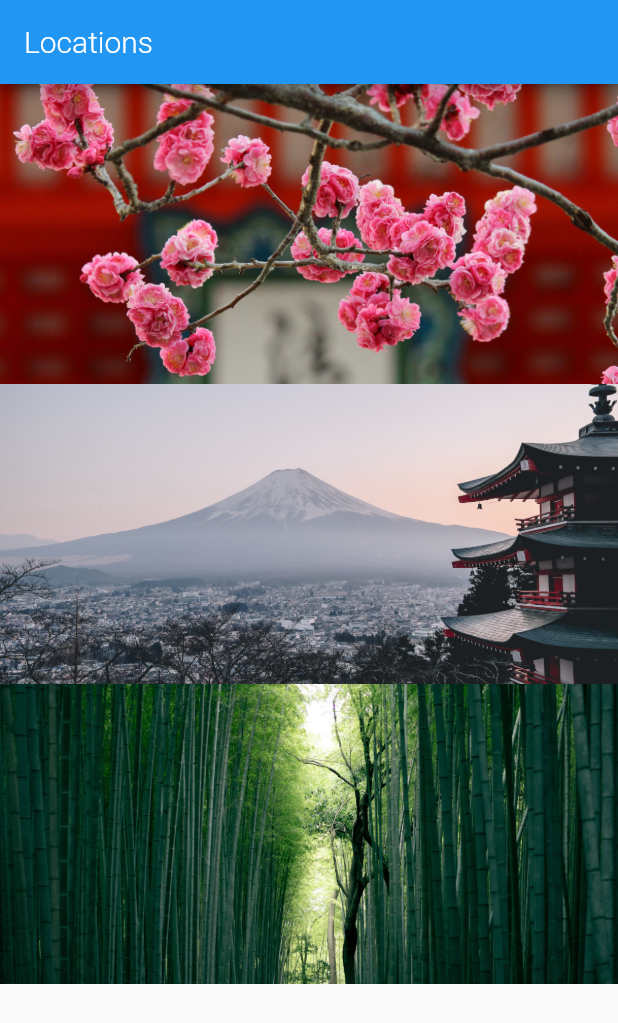
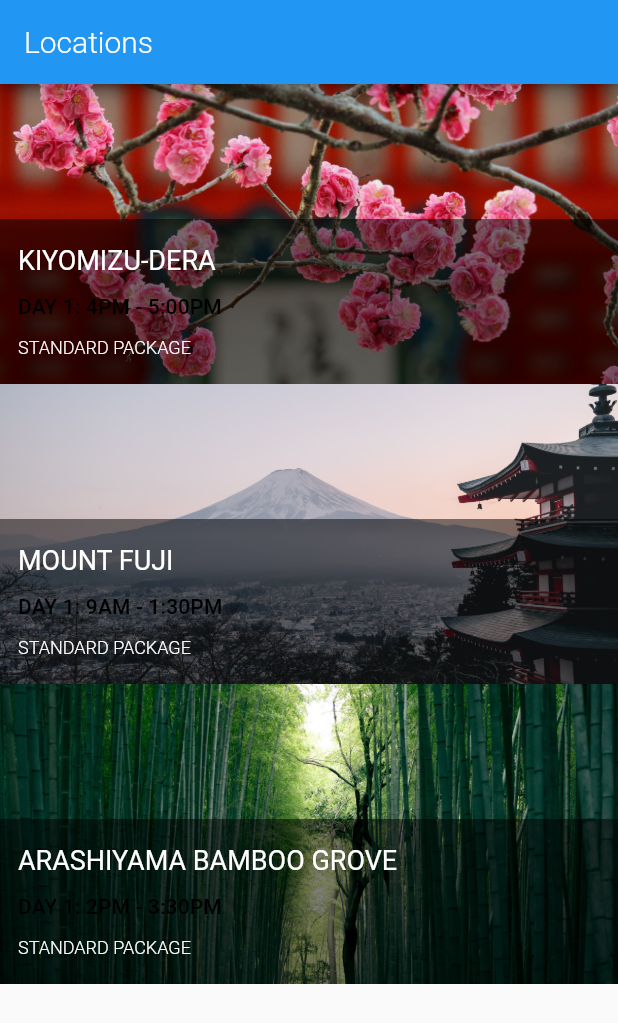
Before and after one commit to AshenOne98/beginner_app, a Flutter app: the screen it shows after launch, on a phone screen of 412 x 824 dp. Shown: the top 1023 px of the screen. Run offline on Flutter 3.47's test engine with Material 2 defaults, Android fonts, the phone set to English and light mode, and no system bars; Roboto replaces fonts that are missing (Montserrat).

Commit message:
edit location age and add tile overlay

```diff
--- a/lib/app.dart
+++ b/lib/app.dart
@@ -45,6 +45,7 @@ class App extends StatelessWidget {
           title: TitleTextStyle,
           // ignore: deprecated_member_use
           body1: Body1TextStyle,
+          caption: CaptionTextStyle,
         ));
   }
 }
--- a/lib/models/location.dart
+++ b/lib/models/location.dart
@@ -4,24 +4,52 @@ class Location {
   final int id;
   String name;
   String imagePath;
+  final String userItinerarySummary;
+  final String tourPackageName;
   final List<LocationFact> facts;
 
-  Location(this.id, this.name, this.imagePath, this.facts);
+  Location({
+    this.id,
+    this.name,
+    this.imagePath,
+    this.userItinerarySummary,
+    this.tourPackageName,
+    this.facts,
+  });
 
   static List<Location> fetchAll() {
     return [
-      Location(1, 'Kiyomizu-dera', 'assets/images/kiyomizu-dera.jpg', [
+      Location(
+          id: 1,
+          name: 'Kiyomizu-dera',
+          imagePath: 'assets/images/kiyomizu-dera.jpg',
+          userItinerarySummary: 'Day 1: 4PM - 5:00PM',
+          tourPackageName: 'Standard Package',
+          facts: [
             LocationFact('Summary',
                 'Kiyomizu-dera, officially Otowa-san Kiyomizu-dera, is an independent Buddhist temple in eastern Kyoto. The temple is part of the Historic Monuments of Ancient Kyoto UNESCO World Heritage site.'),
-        LocationFact('Architectural Style', 'Japanese Buddhist architecture.'),
+            LocationFact(
+                'Architectural Style', 'Japanese Buddhist architecture.'),
           ]),
-      Location(2, 'Mount Fuji', 'assets/images/fuji.jpg', [
+      Location(
+          id: 2,
+          name: 'Mount Fuji',
+          imagePath: 'assets/images/fuji.jpg',
+          userItinerarySummary: 'Day 1: 9AM - 1:30PM',
+          tourPackageName: 'Standard Package',
+          facts: [
             LocationFact('Summary',
                 'Japan’s Mt. Fuji is an active volcano about 100 kilometers southwest of Tokyo. Commonly called “Fuji-san,” it’s the country’s tallest peak, at 3,776 meters. A pilgrimage site for centuries, it’s considered one of Japan’s 3 sacred mountains, and summit hikes remain a popular activity. Its iconic profile is the subject of numerous works of art, notably Edo Period prints by Hokusai and Hiroshige.'),
             LocationFact('Did You Know',
                 'There are three cities that surround Mount Fuji: Gotemba, Fujiyoshida and Fujinomiya.'),
           ]),
-      Location(3, 'Arashiyama Bamboo Grove', 'assets/images/arashiyama.jpg', [
+      Location(
+          id: 3,
+          name: 'Arashiyama Bamboo Grove',
+          imagePath: 'assets/images/arashiyama.jpg',
+          userItinerarySummary: 'Day 1: 2PM - 3:30PM',
+          tourPackageName: 'Standard Package',
+          facts: [
             LocationFact('Summary',
                 'While we could go on about the ethereal glow and seemingly endless heights of this bamboo grove on the outskirts of Kyoto, the sight\'s pleasures extend beyond the visual realm.'),
             LocationFact('How to Get There',
--- a/lib/screens/location_detail/location_detail.dart
+++ b/lib/screens/location_detail/location_detail.dart
@@ -22,7 +22,7 @@ class LocationDetail extends StatelessWidget {
         mainAxisAlignment: MainAxisAlignment.start,
         crossAxisAlignment: CrossAxisAlignment.stretch,
         children: <Widget>[
-          ImageBanner(location.imagePath),
+          ImageBanner(assetPath: location.imagePath),
         ]..addAll(textSections(location)),
       ),
     );
--- a/lib/screens/locations/locations.dart
+++ b/lib/screens/locations/locations.dart
@@ -2,6 +2,7 @@ import 'package:flutter/material.dart';
 import 'package:beginner_app/app.dart';
 import 'package:beginner_app/models/location.dart';
 import 'package:beginner_app/widgets/image_banner.dart';
+import 'package:beginner_app/screens/locations/tile_overlay.dart';
 
 class Locations extends StatelessWidget {
   @override
@@ -28,7 +29,15 @@ class Locations extends StatelessWidget {
   Widget _itemBuilder(BuildContext context, Location location) {
     return GestureDetector(
       onTap: () => _onLocationTap(context, location.id),
-      child: Container(child: ImageBanner(location.imagePath)),
+      child: Container(
+        height: 200.0,
+        child: Stack(
+          children: [
+            ImageBanner(assetPath: location.imagePath, height: 245.0),
+            TileOverlay(location)
+          ],
+        ),
+      ),
     );
   }
 }
--- /dev/null
+++ b/lib/screens/locations/tile_overlay.dart
@@ -0,0 +1,23 @@
+import 'package:flutter/material.dart';
+import '../../models/location.dart';
+import '../../widgets/location_tile.dart';
+
+class TileOverlay extends StatelessWidget {
+  final Location location;
+
+  TileOverlay(this.location);
+
+  @override
+  Widget build(BuildContext context) {
+    return Column(
+      mainAxisAlignment: MainAxisAlignment.end,
+      crossAxisAlignment: CrossAxisAlignment.stretch,
+      children: <Widget>[
+        Container(
+            padding: EdgeInsets.symmetric(vertical: 5.0),
+            decoration: BoxDecoration(color: Colors.black.withOpacity(0.5)),
+            child: LocationTile(location: location, darkTheme: true))
+      ],
+    );
+  }
+}
--- a/lib/style.dart
+++ b/lib/style.dart
@@ -2,9 +2,16 @@ import 'package:flutter/material.dart';
 
 const LargeTextSize = 18.0;
 const MediumTextSize = 13.0;
-const BodyTextSize = 13.0;
+const SmallTextSize = 12.0;
 
 const String FontNameDefault = 'Montserrat';
+
+const Color TextColorDark = Colors.black;
+const Color TextColorLight = Colors.white;
+const Color TextColorAccent = Colors.red;
+const Color TextColorFaint = Color.fromRGBO(125, 125, 125, 1.0);
+
+const DefaultPaddingHorizontal = 12.0;
 
 const AppBarTextStyle = TextStyle(
   fontFamily: FontNameDefault,
@@ -23,6 +30,20 @@ const TitleTextStyle = TextStyle(
 const Body1TextStyle = TextStyle(
   fontFamily: FontNameDefault,
   fontWeight: FontWeight.w300,
-  fontSize: BodyTextSize,
+  fontSize: MediumTextSize,
   color: Colors.black,
 );
+
+const SubTitleTextStyle = TextStyle(
+  fontFamily: FontNameDefault,
+  fontWeight: FontWeight.w300,
+  fontSize: MediumTextSize,
+  color: TextColorAccent,
+);
+
+const CaptionTextStyle = TextStyle(
+  fontFamily: FontNameDefault,
+  fontWeight: FontWeight.w300,
+  fontSize: SmallTextSize,
+  color: TextColorDark,
+);
--- a/lib/widgets/image_banner.dart
+++ b/lib/widgets/image_banner.dart
@@ -1,9 +1,10 @@
 import 'package:flutter/material.dart';
 
 class ImageBanner extends StatelessWidget {
-  final String _assetPath;
+  final String assetPath;
+  final double height;
 
-  ImageBanner(this._assetPath);
+  ImageBanner({@required this.assetPath, this.height = 200.0});
 
   @override
   Widget build(BuildContext context) {
@@ -13,7 +14,7 @@ class ImageBanner extends StatelessWidget {
       ),
       decoration: BoxDecoration(color: Colors.grey),
       child: Image.asset(
-        _assetPath,
+        assetPath,
         fit: BoxFit.cover,
       ),
     );
--- /dev/null
+++ b/lib/widgets/location_tile.dart
@@ -0,0 +1,45 @@
+import 'package:flutter/material.dart';
+import '../models/location.dart';
+import '../style.dart';
+
+const LocationTileHeight = 100.0;
+
+class LocationTile extends StatelessWidget {
+  final Location location;
+  final bool darkTheme;
+
+  LocationTile({this.location, this.darkTheme = false});
+
+  @override
+  Widget build(BuildContext context) {
+    final textColor = this.darkTheme ? TextColorLight : TextColorDark;
+
+    return Container(
+      padding: EdgeInsets.symmetric(horizontal: DefaultPaddingHorizontal),
+      height: LocationTileHeight,
+      child: Column(
+          mainAxisAlignment: MainAxisAlignment.spaceEvenly,
+          crossAxisAlignment: CrossAxisAlignment.start,
+          children: [
+            Text(
+              location.name.toUpperCase(),
+              overflow: TextOverflow.ellipsis,
+              maxLines: 1,
+              style:
+                  Theme.of(context).textTheme.title.copyWith(color: textColor),
+            ),
+            Text(
+              location.userItinerarySummary.toUpperCase(),
+              style: Theme.of(context).textTheme.subtitle,
+            ),
+            Text(
+              location.tourPackageName.toUpperCase(),
+              style: Theme.of(context)
+                  .textTheme
+                  .caption
+                  .copyWith(color: textColor),
+            ),
+          ]),
+    );
+  }
+}
```
Lines whose indentation alone changed are shown as unchanged.
